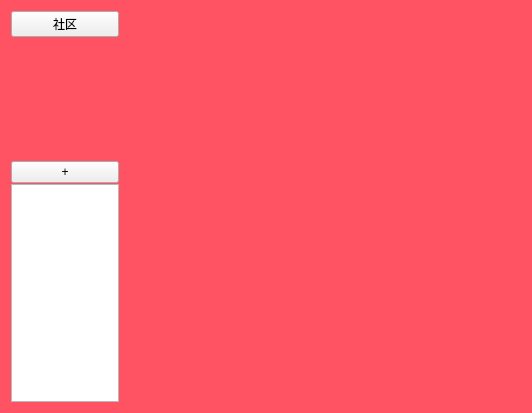
Qt form pomodoro.ui (yeteye/Software_Engineering_ClassWork) before a commit.
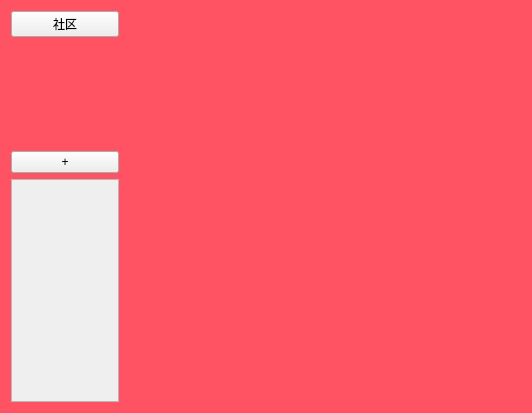
The same form after that commit. Icons and pictures are not drawn. Custom widgets are drawn as their Qt base class.

Commit message: 尝试实现添加Task

```diff
--- a/pomodoro.ui
+++ b/pomodoro.ui
@@ -23,7 +23,7 @@
   </property>
   <layout class="QHBoxLayout" name="horizontalLayout" stretch="15,25,30">
    <item>
-    <layout class="QVBoxLayout" name="verticalLayout" stretch="3,5">
+    <layout class="QVBoxLayout" name="verticalLayout" stretch="3,0,5">
      <item>
       <layout class="QVBoxLayout" name="User_Profile" stretch="0,0">
        <item>
@@ -57,21 +57,35 @@
        </item>
       </layout>
      </item>
+     <item>
+      <widget class="QPushButton" name="TaskCreator">
+       <property name="text">
+        <string>+</string>
+       </property>
+      </widget>
+     </item>
      <item>
       <layout class="QVBoxLayout" name="TaskPlace">
        <property name="spacing">
         <number>1</number>
        </property>
        <item>
-        <widget class="QPushButton" name="TaskCreator">
-         <property name="text">
-          <string>+</string>
+        <widget class="QScrollArea" name="TaskList">
+         <property name="widgetResizable">
+          <bool>true</bool>
          </property>
+         <widget class="QWidget" name="scrollAreaWidgetContents">
+          <property name="geometry">
+           <rect>
+            <x>0</x>
+            <y>0</y>
+            <width>102</width>
+            <height>219</height>
+           </rect>
+          </property>
+         </widget>
         </widget>
        </item>
-       <item>
-        <widget class="QListWidget" name="TaskList"/>
-       </item>
       </layout>
      </item>
     </layout>
```
Left out of the diff: 2 changed lines with no effect on the pictures. The commit also changes 12 other files.
